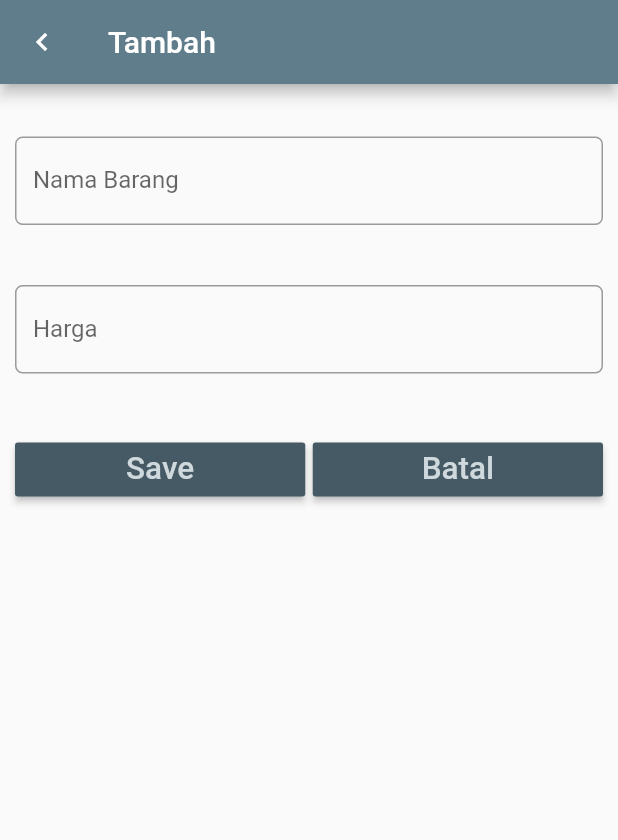
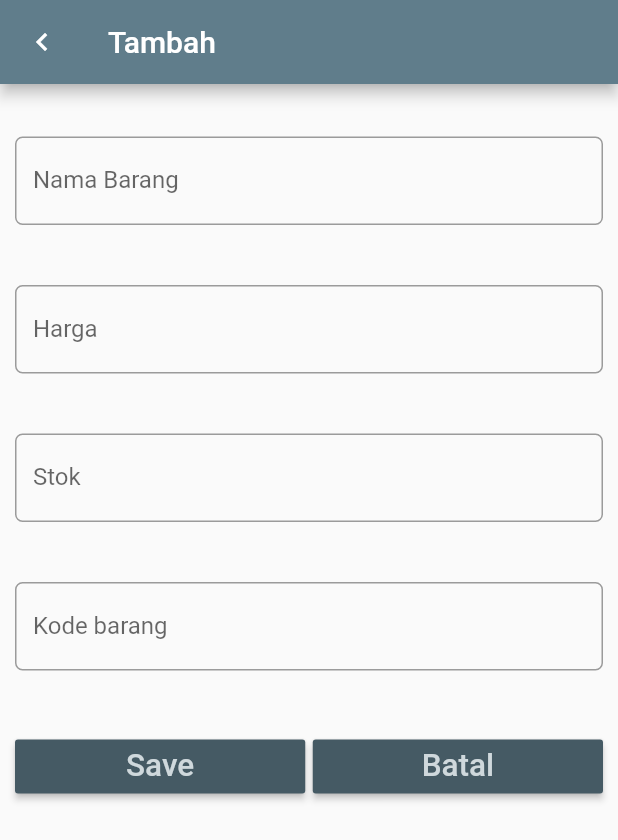
Before and after one commit to irfanharfiansyah/flutter_application_sqlite, a Flutter app: the screen it shows after launch, after a tap on "Tambah item", on a phone screen of 412 x 824 dp. Shown: the top 840 px of the screen. Run offline on Flutter 3.47's test engine with Material 2 defaults, Android fonts, the phone set to English and light mode, and no system bars; our stand-ins replace sqflite; missing offline and left inert: dart:ffi; accounts and stored records are empty.

Commit message:
Add text field for qty and kode

```diff
--- a/lib/pages/entry_form.dart
+++ b/lib/pages/entry_form.dart
@@ -25,6 +25,8 @@ class _EntryFormState extends State<EntryForm> {
     if (item != null) {
       nameController.text = item.name;
       priceController.text = item.price.toString();
+      qtyController.text = item.qty.toString();
+      kodeController.text = item.kode.toString();
     }
     // rubah
     return Scaffold(
@@ -67,6 +69,34 @@ class _EntryFormState extends State<EntryForm> {
               onChanged: (value) {},
             ),
           ),
+          Padding(
+            padding: EdgeInsets.only(top: 20, bottom: 20),
+            child: TextField(
+              controller: qtyController,
+              keyboardType: TextInputType.number,
+              decoration: InputDecoration(
+                labelText: "Stok",
+                border: OutlineInputBorder(
+                  borderRadius: BorderRadius.circular(5),
+                ),
+              ),
+              onChanged: (value) {},
+            ),
+          ),
+          Padding(
+            padding: EdgeInsets.only(top: 20, bottom: 20),
+            child: TextField(
+              controller: kodeController,
+              keyboardType: TextInputType.number,
+              decoration: InputDecoration(
+                labelText: "Kode barang",
+                border: OutlineInputBorder(
+                  borderRadius: BorderRadius.circular(5),
+                ),
+              ),
+              onChanged: (value) {},
+            ),
+          ),
           // Tombol button
           Padding(
             padding: EdgeInsets.only(top: 20, bottom: 20),
@@ -85,11 +115,15 @@ class _EntryFormState extends State<EntryForm> {
                       item = Item(
                         nameController.text,
                         int.parse(priceController.text),
+                        int.parse(qtyController.text),
+                        int.parse(kodeController.text),
                       );
                     } else {
                       // merubah data
                       item.name = nameController.text;
                       item.price = int.parse(priceController.text);
+                      item.qty = int.parse(qtyController.text);
+                      item.kode = int.parse(kodeController.text);
                     }
                     // kembali ke halaman/layar sebelumnya dengan membawa objek item
                     Navigator.pop(context, item);
```
